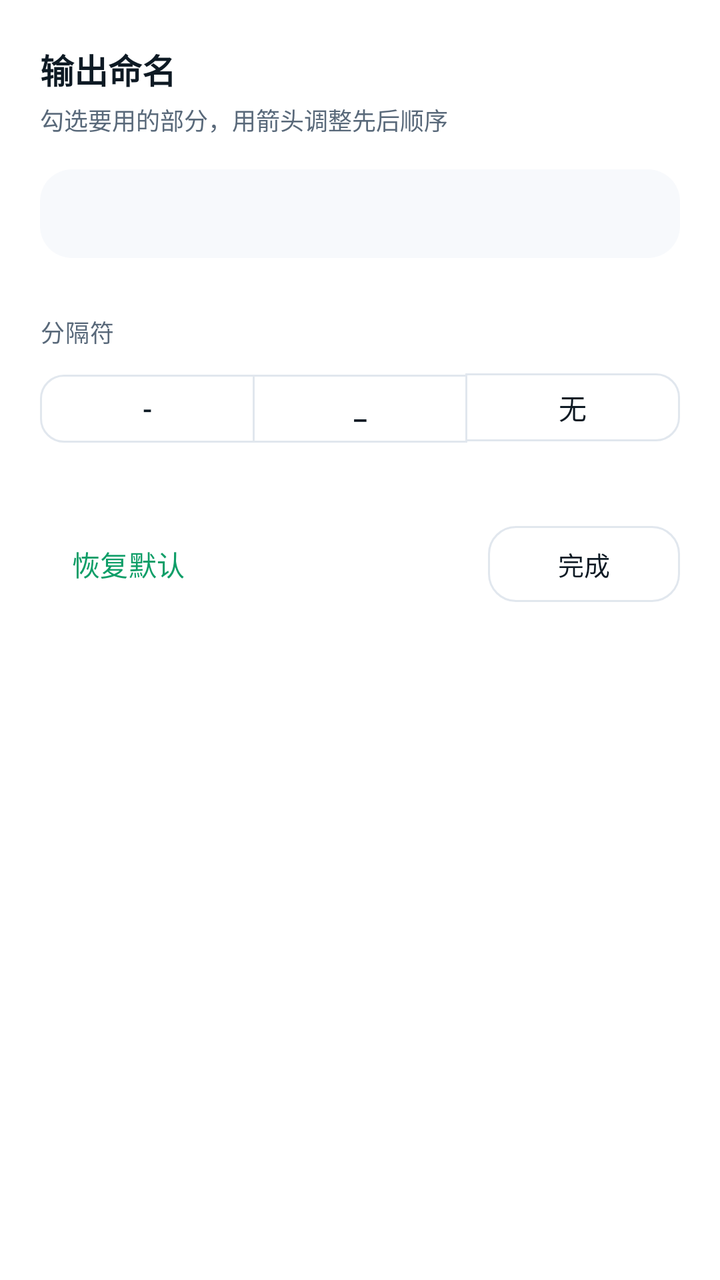
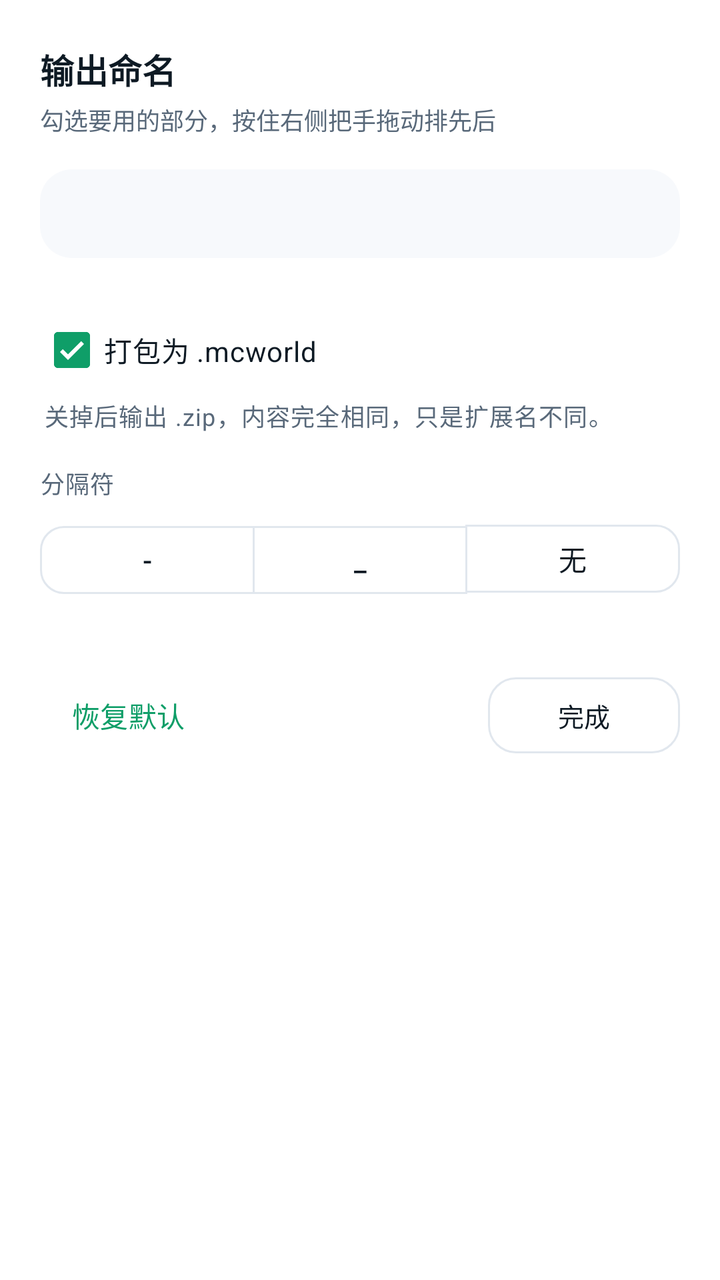

Before-and-after screenshots of an Android layout around one commit, followed by the original layout XML and the change that was made.
<!-- AndroidManifest.xml: application theme Theme.LiteChunk -->
<!-- res/layout/sheet_naming.xml -->
<?xml version="1.0" encoding="utf-8"?>
<LinearLayout xmlns:android="http://schemas.android.com/apk/res/android"
    xmlns:app="http://schemas.android.com/apk/res-auto"
    android:layout_width="match_parent"
    android:layout_height="wrap_content"
    android:background="@color/surface"
    android:orientation="vertical"
    android:paddingStart="20dp"
    android:paddingTop="22dp"
    android:paddingEnd="20dp"
    android:paddingBottom="16dp">

    <TextView
        android:layout_width="wrap_content"
        android:layout_height="wrap_content"
        android:text="输出命名"
        android:textColor="@color/text"
        android:textSize="17sp"
        android:textStyle="bold" />

    <TextView
        android:layout_width="wrap_content"
        android:layout_height="wrap_content"
        android:layout_marginTop="4dp"
        android:text="勾选要用的部分，用箭头调整先后顺序"
        android:textColor="@color/text_dim"
        android:textSize="12sp" />

    <TextView
        android:id="@+id/tvSheetPreview"
        android:layout_width="match_parent"
        android:layout_height="wrap_content"
        android:layout_marginTop="16dp"
        android:background="@drawable/bg_row"
        android:paddingStart="14dp"
        android:paddingTop="12dp"
        android:paddingEnd="14dp"
        android:paddingBottom="12dp"
        android:textColor="@color/accent"
        android:textSize="15sp"
        android:textStyle="bold" />

    <LinearLayout
        android:id="@+id/namingRows"
        android:layout_width="match_parent"
        android:layout_height="wrap_content"
        android:layout_marginTop="12dp"
        android:orientation="vertical" />

    <TextView
        android:layout_width="wrap_content"
        android:layout_height="wrap_content"
        android:layout_marginTop="16dp"
        android:text="分隔符"
        android:textAppearance="@style/Text.LiteChunk.Caption" />

    <com.google.android.material.button.MaterialButtonToggleGroup
        android:id="@+id/toggleSeparator"
        android:layout_width="match_parent"
        android:layout_height="wrap_content"
        android:layout_marginTop="8dp"
        app:selectionRequired="true"
        app:singleSelection="true">

        <com.google.android.material.button.MaterialButton
            android:id="@+id/sepDash"
            style="@style/Widget.Material3.Button.OutlinedButton"
            android:layout_width="0dp"
            android:layout_height="42dp"
            android:layout_weight="1"
            android:text="-"
            android:textSize="14sp"
            app:cornerRadius="12dp" />

        <com.google.android.material.button.MaterialButton
            android:id="@+id/sepUnder"
            style="@style/Widget.Material3.Button.OutlinedButton"
            android:layout_width="0dp"
            android:layout_height="42dp"
            android:layout_weight="1"
            android:text="_"
            android:textSize="14sp"
            app:cornerRadius="12dp" />

        <com.google.android.material.button.MaterialButton
            android:id="@+id/sepNone"
            style="@style/Widget.Material3.Button.OutlinedButton"
            android:layout_width="0dp"
            android:layout_height="42dp"
            android:layout_weight="1"
            android:text="无"
            android:textSize="14sp"
            app:cornerRadius="12dp" />
    </com.google.android.material.button.MaterialButtonToggleGroup>

    <TextView
        android:id="@+id/tvSheetNote"
        android:layout_width="match_parent"
        android:layout_height="wrap_content"
        android:layout_marginTop="10dp"
        android:textAppearance="@style/Text.LiteChunk.Caption" />

    <LinearLayout
        android:layout_width="match_parent"
        android:layout_height="wrap_content"
        android:layout_marginTop="8dp"
        android:gravity="center_vertical"
        android:orientation="horizontal">

        <com.google.android.material.button.MaterialButton
            android:id="@+id/btnNamingReset"
            style="@style/Widget.LiteChunk.TextButton"
            android:layout_width="wrap_content"
            android:layout_height="46dp"
            android:text="恢复默认" />

        <View
            android:layout_width="0dp"
            android:layout_height="1dp"
            android:layout_weight="1" />

        <com.google.android.material.button.MaterialButton
            android:id="@+id/btnNamingDone"
            style="@style/Widget.LiteChunk.OutlinedButton"
            android:layout_width="wrap_content"
            android:layout_height="46dp"
            android:minWidth="96dp"
            android:text="完成" />
    </LinearLayout>
</LinearLayout>
<!-- resources referenced by this layout -->
<resources>
  <color name="accent">#FF0F9E68</color>
  <color name="surface">#FFFFFFFF</color>
  <color name="text">#FF0E1A24</color>
  <color name="text_dim">#FF59697A</color>
  <!-- drawable bg_row (drawable) -->
  <?xml version="1.0" encoding="utf-8"?>
  <ripple xmlns:android="http://schemas.android.com/apk/res/android"
      android:color="@color/accent_24">
      <item>
          <shape android:shape="rectangle">
              <corners android:radius="16dp" />
              <solid android:color="@color/row_bg" />
          </shape>
      </item>
  </ripple>
  <style name="Text.LiteChunk.Caption" parent="TextAppearance.Material3.BodySmall">
          <item name="android:textColor">@color/text_dim</item>
          <item name="android:textSize">12sp</item>
      </style>
  <style name="Widget.LiteChunk.OutlinedButton" parent="Widget.Material3.Button.OutlinedButton">
          <item name="android:layout_height">44dp</item>
          <item name="cornerRadius">14dp</item>
          <item name="strokeColor">@color/divider</item>
          <item name="android:textColor">@color/text</item>
          <item name="android:textSize">13sp</item>
      </style>
  <style name="Widget.LiteChunk.TextButton" parent="Widget.Material3.Button.TextButton">
          <item name="android:textColor">@color/accent</item>
          <item name="android:textSize">14sp</item>
      </style>
  <style name="Theme.LiteChunk" parent="Theme.Material3.DayNight.NoActionBar">
          <item name="colorPrimary">@color/accent</item>
          <item name="colorOnPrimary">@color/white</item>
          <item name="colorPrimaryContainer">@color/accent_container</item>
          <item name="colorOnPrimaryContainer">@color/accent</item>
          <item name="colorSecondary">@color/accent_alt</item>
          <item name="colorOnSecondary">@color/white</item>
          <item name="colorSecondaryContainer">@color/accent_alt_container</item>
          <item name="colorOnSecondaryContainer">@color/accent_alt</item>
          <item name="colorSurface">@color/surface</item>
          <item name="colorOnSurface">@color/text</item>
          <item name="colorSurfaceVariant">@color/surface_high</item>
          <item name="colorOnSurfaceVariant">@color/text_dim</item>
          <item name="colorOutline">@color/divider</item>
          <item name="colorError">@color/danger</item>
          <item name="android:colorBackground">@color/bg</item>
          <item name="android:windowBackground">@color/bg</item>
          <item name="android:statusBarColor">@android:color/transparent</item>
          <item name="android:navigationBarColor">@color/bg</item>
          <item name="android:windowLightStatusBar">true</item>
          <item name="android:windowLightNavigationBar" tools:targetApi="27">true</item>
      </style>
  <color name="accent_24">#3D0F9E68</color>
  <color name="row_bg">#FFF7F9FC</color>
  <color name="divider">#FFE1E7EE</color>
  <color name="white">#FFFFFFFF</color>
  <color name="accent_container">#FFE1F5EC</color>
  <color name="accent_alt">#FF2568CE</color>
  <color name="accent_alt_container">#FFE6EFFC</color>
  <color name="surface_high">#FFF2F5F9</color>
  <color name="danger">#FFD92D20</color>
  <color name="bg">#FFF4F6F9</color>
</resources>

<!-- the commit's change to res/layout/sheet_naming.xml (unified diff, before → after) -->
@@ -22,7 +22,7 @@
         android:layout_width="wrap_content"
         android:layout_height="wrap_content"
         android:layout_marginTop="4dp"
-        android:text="勾选要用的部分，用箭头调整先后顺序"
+        android:text="勾选要用的部分，按住右侧把手拖动排先后"
         android:textColor="@color/text_dim"
         android:textSize="12sp" />
 
@@ -40,12 +40,40 @@
         android:textSize="15sp"
         android:textStyle="bold" />
 
-    <LinearLayout
+    <androidx.recyclerview.widget.RecyclerView
         android:id="@+id/namingRows"
         android:layout_width="match_parent"
         android:layout_height="wrap_content"
         android:layout_marginTop="12dp"
-        android:orientation="vertical" />
+        android:nestedScrollingEnabled="false"
+        android:overScrollMode="never" />
+
+    
+    <LinearLayout
+        android:id="@+id/rowSheetMcworld"
+        android:layout_width="match_parent"
+        android:layout_height="wrap_content"
+        android:layout_marginTop="10dp"
+        android:orientation="vertical">
+
+        <com.google.android.material.checkbox.MaterialCheckBox
+            android:id="@+id/cbSheetMcworld"
+            android:layout_width="match_parent"
+            android:layout_height="wrap_content"
+            android:checked="true"
+            android:text="打包为 .mcworld"
+            android:textColor="@color/text"
+            android:textSize="14sp" />
+
+        <TextView
+            android:id="@+id/tvMcworldNote"
+            android:layout_width="match_parent"
+            android:layout_height="wrap_content"
+            android:paddingStart="2dp"
+            android:paddingEnd="2dp"
+            android:text="关掉后输出 .zip，内容完全相同，只是扩展名不同。"
+            android:textAppearance="@style/Text.LiteChunk.Caption" />
+    </LinearLayout>
 
     <TextView
         android:layout_width="wrap_content"
